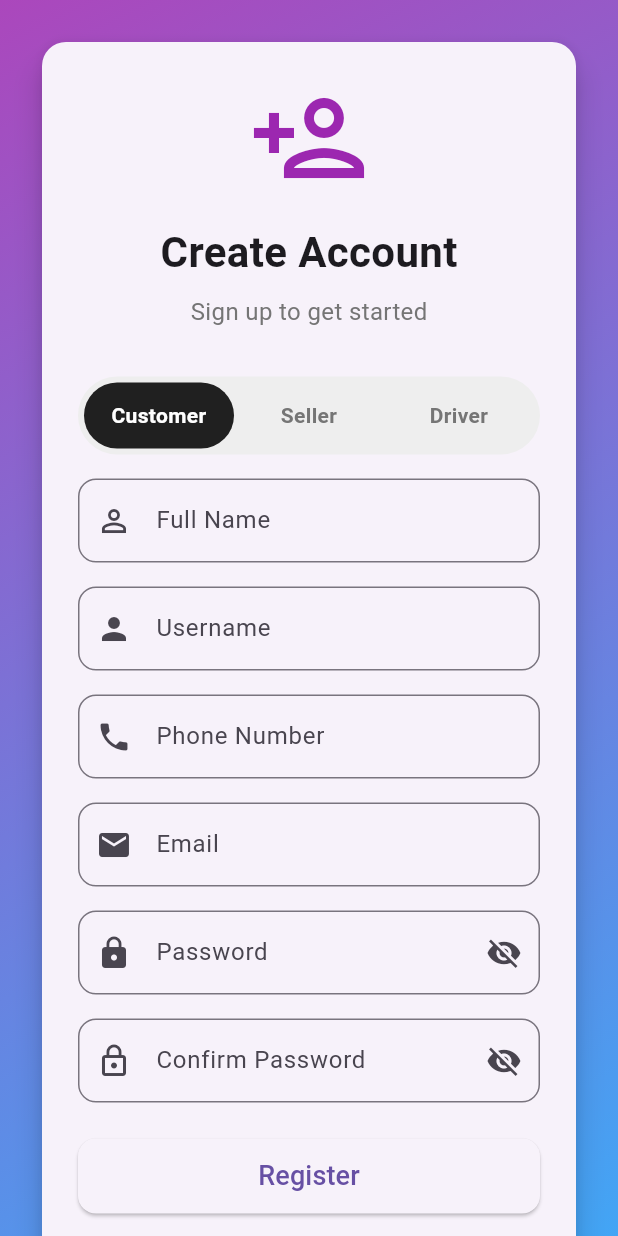
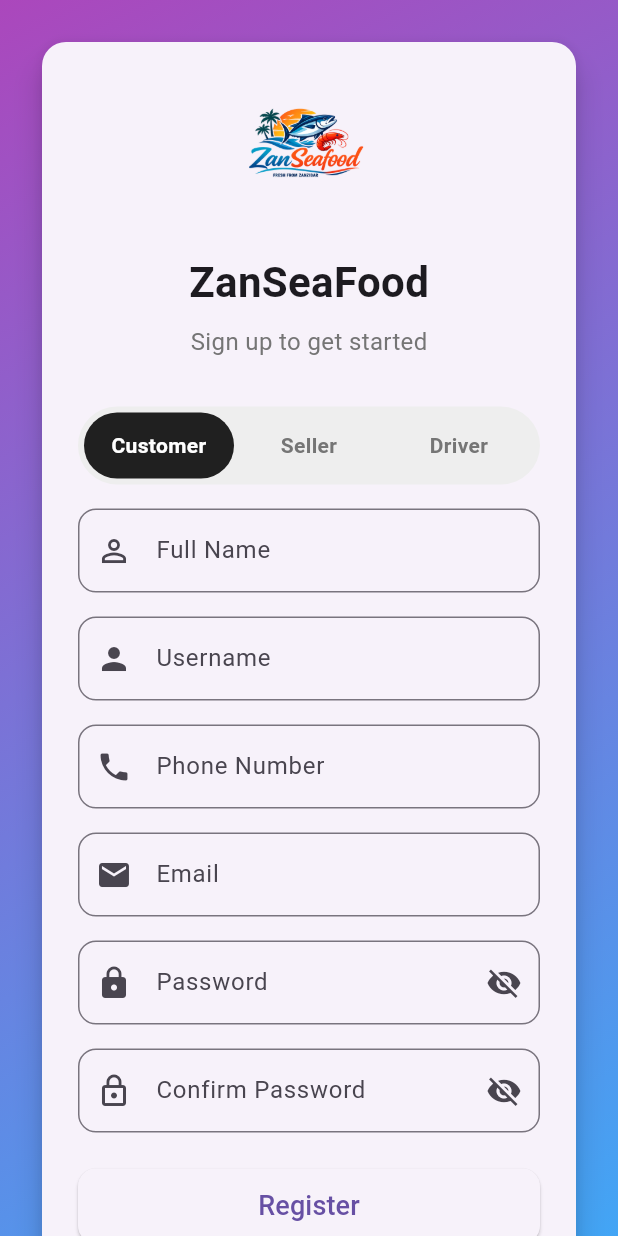
Before and after one commit to Maryam1235/seafood, a Flutter app: the screen it shows after launch, after a tap on "Register", on a phone screen of 412 x 824 dp. Run offline on Flutter 3.47's test engine with Material 3 defaults, Android fonts, the phone set to English and light mode, and no system bars; our stand-ins replace cloud_firestore, data_table_2, firebase_auth, firebase_core; accounts and stored records are empty.

Commit message:
app icon and logo

```diff
--- a/app/lib/screens/login_screen.dart
+++ b/app/lib/screens/login_screen.dart
@@ -68,14 +68,10 @@
                     child: Column(
                       mainAxisSize: MainAxisSize.min,
                       children: [
-                        const Icon(
-                          Icons.lock_outline,
-                          size: 80,
-                          color: Colors.blue,
-                        ),
+                        Image.asset('assets/zanseafoodlogo.png', height: 100),
                         const SizedBox(height: 16),
                         const Text(
-                          'Welcome Back',
+                          'ZanSeaFood',
                           style: TextStyle(
                             fontSize: 28,
                             fontWeight: FontWeight.bold,
--- a/app/lib/screens/register_screen.dart
+++ b/app/lib/screens/register_screen.dart
@@ -126,14 +126,10 @@
                     child: Column(
                       mainAxisSize: MainAxisSize.min,
                       children: [
-                        const Icon(
-                          Icons.person_add_outlined,
-                          size: 80,
-                          color: Colors.purple,
-                        ),
+                        Image.asset('assets/zanseafoodlogo.png', height: 100),
                         const SizedBox(height: 16),
                         const Text(
-                          'Create Account',
+                          'ZanSeaFood',
                           style: TextStyle(
                             fontSize: 28,
                             fontWeight: FontWeight.bold,
--- a/app/pubspec.yaml
+++ b/app/pubspec.yaml
@@ -59,6 +59,9 @@
   # the material Icons class.
   uses-material-design: true
 
+  assets:
+    - assets/zanseafoodlogo.png
+
   # To add assets to your application, add an assets section, like this:
   # assets:
   #   - images/a_dot_burr.jpeg
```
Also changed, not shown: app/assets/zanseafoodlogo.png (added), 2 other files.
